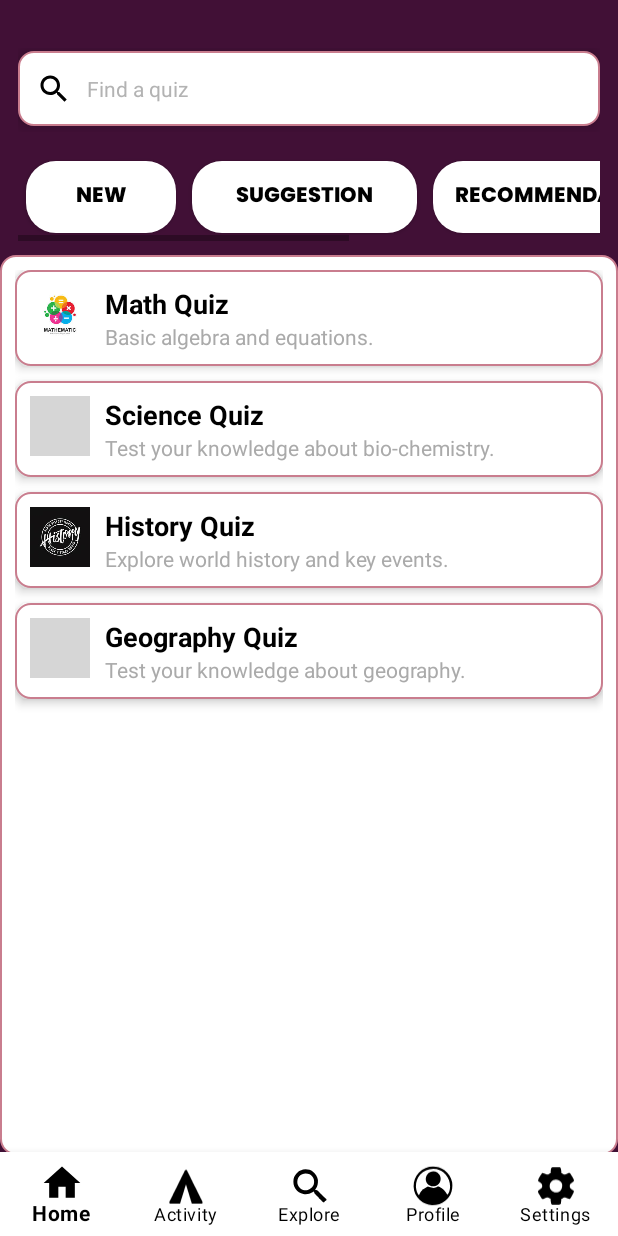
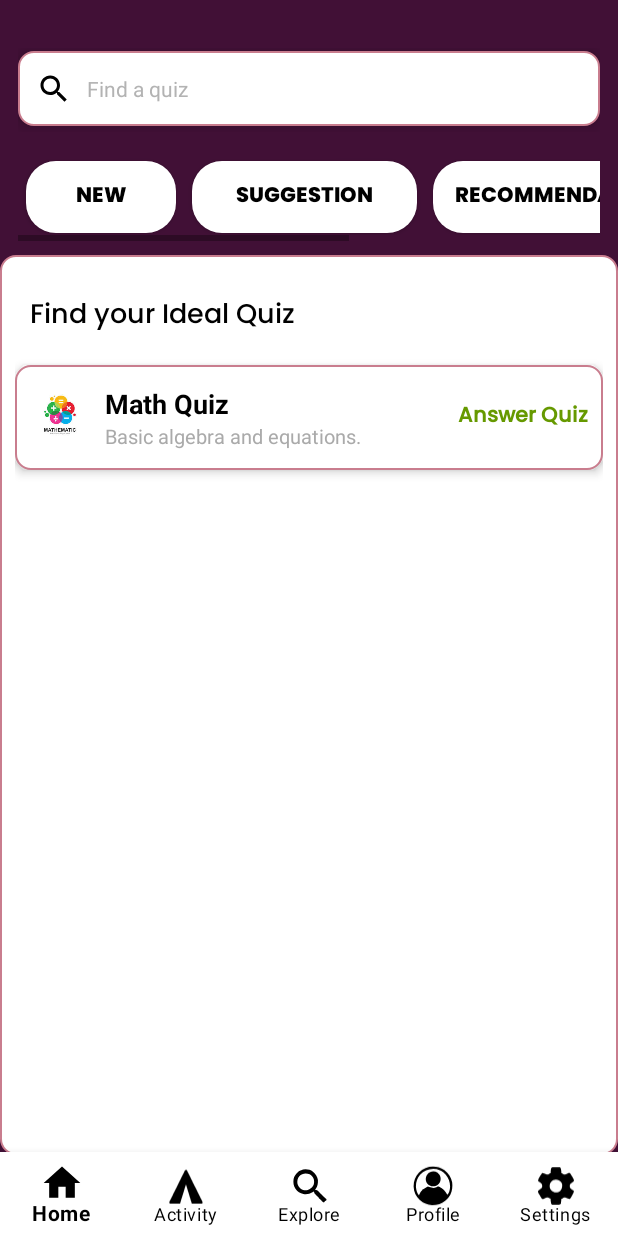
Before and after one commit to Jecchisauce/Quizora1, an Android app: the fragment ExploreFragment placed in its activity, on a phone screen of 412 x 824 dp. Run offline under Robolectric (Android 15) with nearby library versions, the phone set to English and light mode, and no system bars; our stand-ins replace data binding; grey boxes are pictures that could not be loaded.

Commit message:
Search UI Updated Version(/)

```diff
--- a/Quizora/app/src/main/java/com/example/quizora/ExploreFragment.kt
+++ b/Quizora/app/src/main/java/com/example/quizora/ExploreFragment.kt
@@ -11,6 +11,7 @@ import android.view.inputmethod.EditorInfo
 import android.view.inputmethod.InputMethodManager
 import android.widget.EditText
 import android.widget.ImageView
+import android.widget.TextView
 import android.widget.Toast
 import androidx.core.content.ContextCompat
 import androidx.fragment.app.Fragment
@@ -26,6 +27,21 @@ class ExploreFragment : Fragment() {
 
     override fun onViewCreated(view: View, savedInstanceState: Bundle?) {
         super.onViewCreated(view, savedInstanceState)
+
+        val quizStatusText = view.findViewById<TextView>(R.id.quiz_status_text1)
+
+    // Example logic to check if the quiz is answered
+        val isAnswered = false // Replace with actual logic
+
+    // Update text dynamically
+        if (isAnswered) {
+            quizStatusText.text = "Completed"
+            quizStatusText.setTextColor(ContextCompat.getColor(requireContext(), android.R.color.darker_gray))
+        } else {
+            quizStatusText.text = "Answer Quiz"
+            quizStatusText.setTextColor(ContextCompat.getColor(requireContext(), android.R.color.holo_green_dark))
+        }
+
 
         // Get references to UI elements
         val searchBar = view.findViewById<EditText>(R.id.search_bar)
@@ -48,11 +64,19 @@ class ExploreFragment : Fragment() {
             }
         })
 
-        // Handle search action when the user presses the Enter/Search key
         searchBar.setOnEditorActionListener { _, actionId, event ->
             if (actionId == EditorInfo.IME_ACTION_SEARCH ||
                 (event != null && event.keyCode == KeyEvent.KEYCODE_ENTER && event.action == KeyEvent.ACTION_DOWN)) {
-                performSearch(searchBar.text.toString())
+
+                // Trim spaces and ensure only a single-line input
+                val query = searchBar.text.toString().trim()
+
+                if (query.isNotEmpty()) {
+                    performSearch(query)
+                } else {
+                    Toast.makeText(requireContext(), "Please enter a search term", Toast.LENGTH_SHORT).show()
+                }
+
                 hideKeyboard(searchBar)
                 true
             } else {
--- a/Quizora/app/src/main/res/layout/fragment_explore.xml
+++ b/Quizora/app/src/main/res/layout/fragment_explore.xml
@@ -136,26 +136,46 @@
             android:orientation="vertical"
             android:padding="10dp">
 
+            <TextView
+                android:text="Find your Ideal Quiz"
+                android:layout_width="200dp"
+                android:layout_height="48dp"
+                android:layout_marginTop="5dp"
+                android:layout_marginBottom="10dp"
+                android:padding="10dp"
+                android:fontFamily="@font/poppins_medium"
+                android:textColor="@color/black"
+                android:textSize="18sp"/>
+
+
             <!-- Quiz Item 1 -->
             <LinearLayout
-                android:id="@+id/Math"
+                android:id="@+id/Quiz1"
+                android:clickable="true"
                 android:layout_width="match_parent"
-                android:layout_height="wrap_content"
+                android:layout_height="70dp"
                 android:layout_marginBottom="10dp"
                 android:background="@drawable/textbox"
                 android:elevation="4dp"
                 android:orientation="horizontal"
-                android:padding="10dp"> <!-- Spacing between items -->
+                android:padding="10dp">
 
+                <!-- Quiz Type Icon -->
                 <ImageView
                     android:id="@+id/quiz_type_icon1"
                     android:layout_width="40dp"
                     android:layout_height="40dp"
+                    android:layout_marginTop="3dp"
                     android:layout_marginEnd="10dp"
                     android:contentDescription="Quiz Type Icon"
                     android:src="@drawable/ma_th" />
 
+                <!-- Quiz Title & Description -->
+
+                <!-- Quiz Status Icon (Checkmark or Lock) -->
+
                 <LinearLayout
+                    android:layout_marginTop="3dp"
                     android:layout_width="0dp"
                     android:layout_height="wrap_content"
                     android:layout_weight="1"
@@ -176,141 +196,27 @@
                         android:layout_height="wrap_content"
                         android:text="Basic algebra and equations."
                         android:textColor="@android:color/darker_gray"
-                        android:textSize="14sp" />
+                        android:textSize="13sp" />
+
                 </LinearLayout>
+
+                <TextView
+                    android:id="@+id/quiz_status_text1"
+                    android:layout_width="wrap_content"
+                    android:layout_height="wrap_content"
+                    android:contentDescription="Quiz Status"
+                    android:fontFamily="@font/poppins_medium"
+                    android:text="Answer Quiz"
+                    android:textColor="@android:color/holo_green_dark"
+                    android:textSize="14sp"
+                    android:textStyle="bold"
+                    android:layout_gravity="center_vertical"
+                    android:layout_marginStart="10dp"/>
+
             </LinearLayout>
 
+
             <!-- Quiz Item 2 -->
-            <LinearLayout
-                android:id="@+id/Science"
-                android:layout_width="match_parent"
-                android:layout_height="wrap_content"
-                android:layout_marginBottom="10dp"
-                android:background="@drawable/textbox"
-                android:elevation="4dp"
-                android:orientation="horizontal"
-                android:padding="10dp">
-
-                <ImageView
-                    android:id="@+id/quiz_type_icon2"
-                    android:layout_width="40dp"
-                    android:layout_height="40dp"
-                    android:layout_marginEnd="10dp"
-                    android:contentDescription="Quiz Type Icon"
-                    android:src="@drawable/scie_nce" />
-
-                <LinearLayout
-                    android:layout_width="0dp"
-                    android:layout_height="wrap_content"
-                    android:layout_weight="1"
-                    android:orientation="vertical">
-
-                    <TextView
-                        android:id="@+id/quiz_title2"
-                        android:layout_width="wrap_content"
-                        android:layout_height="wrap_content"
-                        android:text="Science Quiz"
-                        android:textColor="@android:color/black"
-                        android:textSize="18sp"
-                        android:textStyle="bold" />
-
-                    <TextView
-                        android:id="@+id/quiz_description2"
-                        android:layout_width="wrap_content"
-                        android:layout_height="wrap_content"
-                        android:text="Test your knowledge about bio-chemistry."
-                        android:textColor="@android:color/darker_gray"
-                        android:textSize="14sp" />
-                </LinearLayout>
-            </LinearLayout>
-
-            <!-- Quiz Item 3 -->
-            <LinearLayout
-                android:id="@+id/History"
-                android:layout_width="match_parent"
-                android:layout_height="wrap_content"
-                android:background="@drawable/textbox"
-                android:elevation="4dp"
-                android:orientation="horizontal"
-                android:padding="10dp">
-
-                <ImageView
-                    android:id="@+id/quiz_type_icon3"
-                    android:layout_width="40dp"
-                    android:layout_height="40dp"
-                    android:layout_marginEnd="10dp"
-                    android:contentDescription="Quiz Type Icon"
-                    android:src="@drawable/his_tory" />
-
-                <LinearLayout
-                    android:layout_width="0dp"
-                    android:layout_height="wrap_content"
-                    android:layout_weight="1"
-                    android:orientation="vertical">
-
-                    <TextView
-                        android:id="@+id/quiz_title3"
-                        android:layout_width="wrap_content"
-                        android:layout_height="wrap_content"
-                        android:text="History Quiz"
-                        android:textColor="@android:color/black"
-                        android:textSize="18sp"
-                        android:textStyle="bold" />
-
-                    <TextView
-                        android:id="@+id/quiz_description3"
-                        android:layout_width="wrap_content"
-                        android:layout_height="wrap_content"
-                        android:text="Explore world history and key events."
-                        android:textColor="@android:color/darker_gray"
-                        android:textSize="14sp" />
-                </LinearLayout>
-            </LinearLayout>
-
-            <!-- Quiz Item 5 -->
-            <LinearLayout
-                android:id="@+id/Geography"
-                android:layout_width="match_parent"
-                android:layout_height="wrap_content"
-                android:layout_marginTop="10dp"
-                android:layout_marginBottom="10dp"
-                android:background="@drawable/textbox"
-                android:elevation="4dp"
-                android:orientation="horizontal"
-                android:padding="10dp">
-
-                <ImageView
-                    android:id="@+id/quiz_type_icon4"
-                    android:layout_width="40dp"
-                    android:layout_height="40dp"
-                    android:layout_marginEnd="10dp"
-                    android:contentDescription="Quiz Type Icon"
-                    android:src="@drawable/en_glish" />
-
-                <LinearLayout
-                    android:layout_width="0dp"
-                    android:layout_height="wrap_content"
-                    android:layout_weight="1"
-                    android:orientation="vertical">
-
-                    <TextView
-                        android:id="@+id/quiz_title4"
-                        android:layout_width="wrap_content"
-                        android:layout_height="wrap_content"
-                        android:text="Geography Quiz"
-                        android:textColor="@android:color/black"
-                        android:textSize="18sp"
-                        android:textStyle="bold" />
-
-                    <TextView
-                        android:id="@+id/quiz_description4"
-                        android:layout_width="wrap_content"
-                        android:layout_height="wrap_content"
-                        android:text="Test your knowledge about geography."
-                        android:textColor="@android:color/darker_gray"
-                        android:textSize="14sp" />
-                </LinearLayout>
-            </LinearLayout>
 
 
         </LinearLayout>
--- a/Quizora/app/src/main/res/values/strings.xml
+++ b/Quizora/app/src/main/res/values/strings.xml
@@ -1,5 +1,4 @@
 <resources>
     <string name="app_name">Quizora</string>
-    <!-- TODO: Remove or change this placeholder text -->
     <string name="hello_blank_fragment">Hello blank fragment</string>
 </resources>
```
Also changed, not shown: 90 other files.
